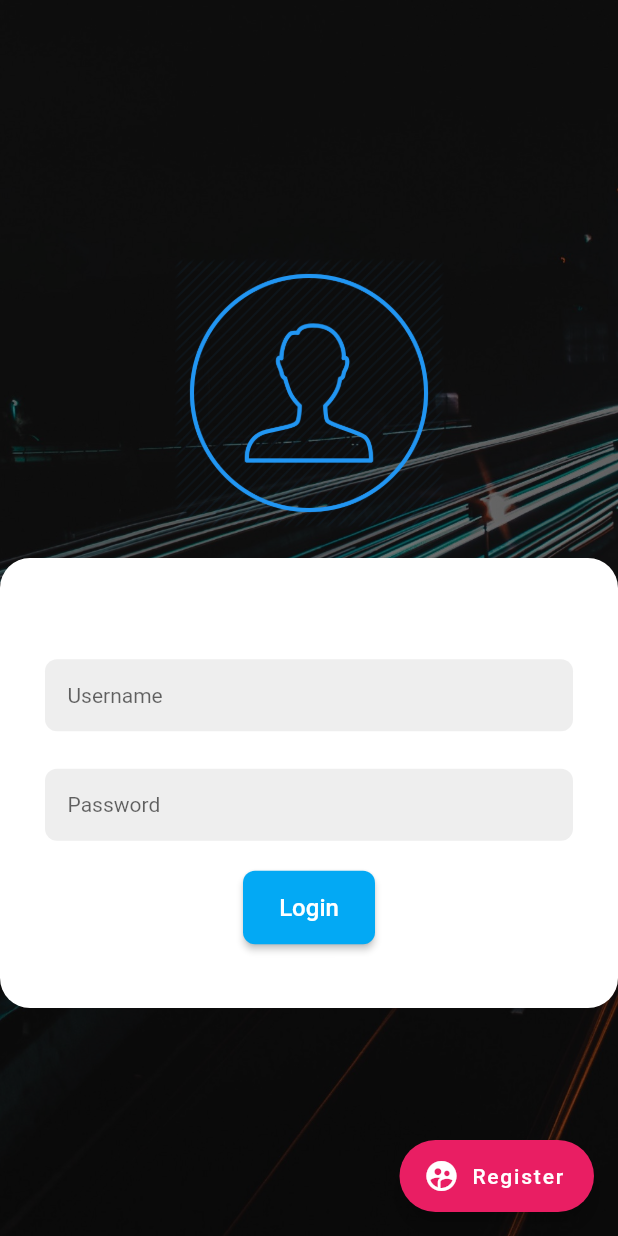
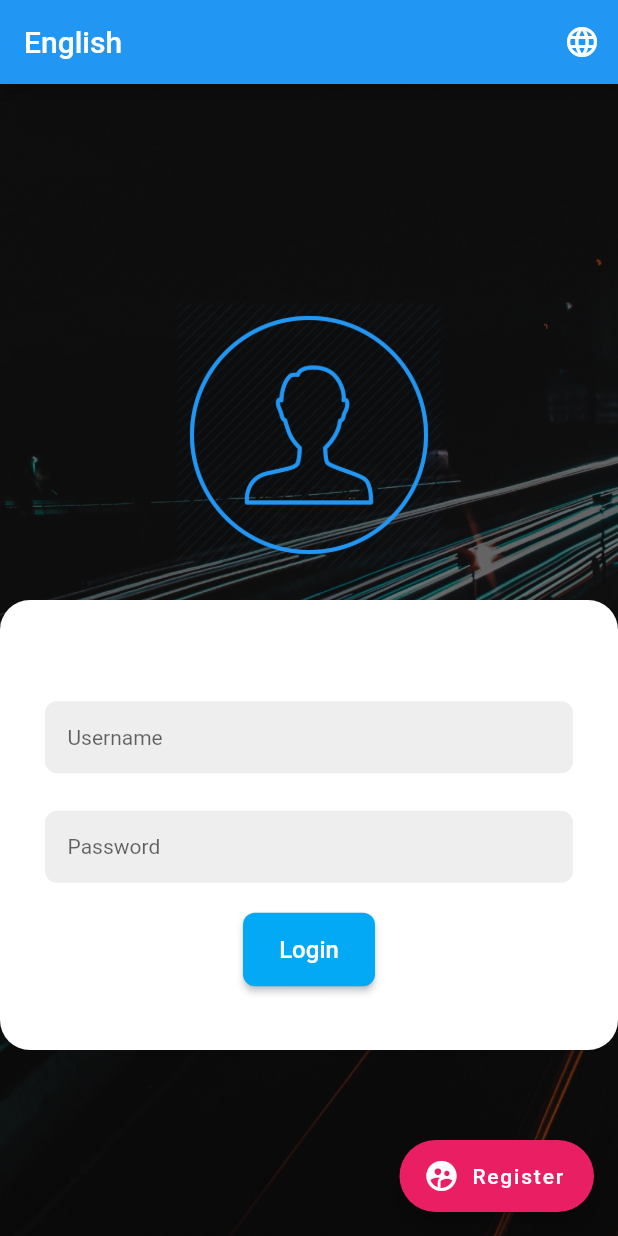
Before and after one commit to hvannak/gpstrackingplan, a Flutter app: the screen it shows after launch, on a phone screen of 412 x 824 dp. Run offline on Flutter 3.47's test engine with Material 2 defaults, Android fonts, the phone set to English and light mode, and no system bars; our stand-ins replace auto_size_text, camera, connectivity, geolocator, google_maps_flutter, shared_preferences and 1 more; accounts and stored records are empty.

Commit message:
add translate on homepage

```diff
--- a/lib/addsaleorder.dart
+++ b/lib/addsaleorder.dart
@@ -1,5 +1,3 @@
-
-import 'dart:convert';
 
 import 'package:auto_size_text/auto_size_text.dart';
 import 'package:flutter/material.dart';
--- /dev/null
+++ b/lib/app_localizations.dart
@@ -0,0 +1,33 @@
+
+import 'dart:async';
+import 'dart:convert';
+import 'dart:ui';
+import 'package:flutter/material.dart';
+import 'package:flutter/services.dart' show rootBundle;
+
+class AppLocalizations {
+  Locale locale;
+  static Map<dynamic, dynamic> _localisedValues;
+
+  AppLocalizations(Locale locale) {
+    this.locale = locale;
+  }
+
+  static AppLocalizations of(BuildContext context) {
+    return Localizations.of<AppLocalizations>(context, AppLocalizations);
+  }
+
+  static Future<AppLocalizations> load(Locale locale) async {
+    AppLocalizations appTranslations = AppLocalizations(locale);
+    String jsonContent =
+    await rootBundle.loadString('lang/${locale.languageCode}.json');
+    _localisedValues = json.decode(jsonContent);
+    return appTranslations;
+  }
+
+  get currentLanguage => locale.languageCode;
+
+  String translate(String key) {
+    return _localisedValues[key] ?? "$key not found";
+  }
+}
--- /dev/null
+++ b/lib/app_translations_delegate.dart
@@ -0,0 +1,26 @@
+import 'dart:async';
+import 'package:flutter/material.dart';
+
+import 'app_localizations.dart';
+import 'application.dart';
+
+class AppTranslationsDelegate extends LocalizationsDelegate<AppLocalizations> {
+  final Locale newLocale;
+
+  const AppTranslationsDelegate({this.newLocale});
+
+  @override
+  bool isSupported(Locale locale) {
+    return application.supportedLanguagesCodes.contains(locale.languageCode);
+  }
+
+  @override
+  Future<AppLocalizations> load(Locale locale) {
+    return AppLocalizations.load(newLocale ?? locale);
+  }
+
+  @override
+  bool shouldReload(LocalizationsDelegate<AppLocalizations> old) {
+    return false;
+  }
+}
--- a/lib/main.dart
+++ b/lib/main.dart
@@ -1,28 +1,61 @@
 import 'dart:convert';
 import 'package:flutter/material.dart';
+import 'package:flutter_localizations/flutter_localizations.dart';
+import 'package:gpstrackingplan/app_localizations.dart';
+import 'package:gpstrackingplan/application.dart';
 import 'package:gpstrackingplan/appsetting.dart';
 import 'package:gpstrackingplan/helpers/apiHelper%20.dart';
 import 'package:gpstrackingplan/register.dart';
 import 'package:gpstrackingplan/waitingdialog.dart';
 import 'package:shared_preferences/shared_preferences.dart';
+import 'app_translations_delegate.dart';
 import 'dashboard.dart';
 
 import 'helpers/database_helper.dart';
 import 'models/userprofile.dart';
 
-void main() => runApp(MyApp());
+Future<Null> main() async {
+  runApp(new MyApp());
+}
 
-class MyApp extends StatelessWidget {
+class MyApp extends StatefulWidget {
+  @override
+  MyAppState createState() {
+    return new MyAppState();
+  }
+}
+
+class MyAppState extends State<MyApp> {
+  AppTranslationsDelegate _newLocaleDelegate;
+
+  @override
+  void initState() {
+    super.initState();
+    _newLocaleDelegate = AppTranslationsDelegate(newLocale: null);
+    application.onLocaleChanged = onLocaleChange;
+  }
+
   @override
   Widget build(BuildContext context) {
     return MaterialApp(
       debugShowCheckedModeBanner: false,
-      title: 'Flutter Demo',
-      theme: ThemeData(
-        primarySwatch: Colors.blue,
-      ),
-      home: MyHomePage(title: 'Flutter Demo Home Page'),
+      home: MyHomePage(title: 'Main Page'),
+      localizationsDelegates: [
+        _newLocaleDelegate,
+        GlobalMaterialLocalizations.delegate,
+        GlobalWidgetsLocalizations.delegate,
+      ],
+      supportedLocales: [
+        const Locale('en', 'US'),
+        const Locale('km', 'KH'),
+      ],
     );
+  }
+
+  void onLocaleChange(Locale locale) {
+    setState(() {
+      _newLocaleDelegate = AppTranslationsDelegate(newLocale: locale);
+    });
   }
 }
 
@@ -40,6 +73,16 @@ class _MyHomePageState extends State<MyHomePage> {
   final _username = TextEditingController();
   final _password = TextEditingController();
   ApiHelper _apiHelper;
+  static final List<String> languagesList = application.supportedLanguages;
+  static final List<String> languageCodesList =
+      application.supportedLanguagesCodes;
+
+  final Map<dynamic, dynamic> languagesMap = {
+    languagesList[0]: languageCodesList[0],
+    languagesList[1]: languageCodesList[1],
+  };
+
+  String label = languagesList[0];
 
   _setAppSetting(
       String token, String fullname, String linkedCustomerID, String iD) async {
@@ -57,6 +100,22 @@ class _MyHomePageState extends State<MyHomePage> {
     setState(() {
       _apiHelper = ApiHelper(prefs);
     });
+  }
+
+  _loadlanguage() async{
+    SharedPreferences prefs = await SharedPreferences.getInstance();
+    String languagecode = (prefs.getString('language') ?? '');
+    setState(() {
+       if(languagecode == ''){
+         label = 'English';
+         languagecode = 'en';
+       }
+       else{
+         label = languagecode;
+         languagecode = (languagecode == 'English' ? 'en' : 'km');
+       }
+    });
+   await onLocaleChange(Locale(languagecode));
   }
 
   fetchPostOnline() async {
@@ -138,15 +197,62 @@ class _MyHomePageState extends State<MyHomePage> {
     }
   }
 
+  Future<void> onLocaleChange(Locale locale) async {
+    var currentLang = await AppLocalizations.load(locale);
+    setState(() {
+      currentLang.currentLanguage;
+    });
+  }
+  void _select(String language) async{
+    final SharedPreferences prefs = await  SharedPreferences.getInstance();
+    print("language== "+language);
+    onLocaleChange(Locale(languagesMap[language]));
+
+    setState(() {
+      label = "English";
+      prefs.setString('language', language);
+      if (language == "English") {
+        label = "English";
+      } else {
+        label = language;
+      }
+    });
+  }
+
   @override
   void initState() {
     super.initState();
     _loadSetting();
+     _loadlanguage();
   }
 
   @override
   Widget build(BuildContext context) {
-    return Scaffold(
+    return WillPopScope(
+      onWillPop: () => Future.value(false),
+      child: Scaffold(
+      appBar: new AppBar(
+          automaticallyImplyLeading:false,
+          title: new Text(
+            label,
+            style: new TextStyle(color: Colors.white),
+          ),
+          actions: <Widget>[
+            PopupMenuButton<String>(
+              onSelected: _select,
+              icon: new Icon(Icons.language, color: Colors.white),
+              itemBuilder: (BuildContext context) {
+                return languagesList
+                    .map<PopupMenuItem<String>>((String choice) {
+                  return PopupMenuItem<String>(
+                    value: choice,
+                    child: Text(choice),
+                  );
+                }).toList();
+              },
+            ),
+          ],
+        ),
         resizeToAvoidBottomPadding: false,
         key: _globalKey,
         floatingActionButton: FloatingActionButton.extended(
@@ -154,7 +260,8 @@ class _MyHomePageState extends State<MyHomePage> {
             Navigator.push(
                 context, MaterialPageRoute(builder: (context) => Register()));
           },
-          label: Text('Register'),
+          // label: Text('Register'),
+          label:Text(AppLocalizations.of(context).translate('register')),
           icon: Icon(Icons.supervised_user_circle),
           backgroundColor: Colors.pink,
         ),
@@ -164,9 +271,9 @@ class _MyHomePageState extends State<MyHomePage> {
               child: orientation == Orientation.portrait
                   ? _veticalLayout()
                   : _horizontalLayout());
-        }));
+        }))
+    );
   }
-
   _veticalLayout() {
     return Stack(
       fit: StackFit.expand,
@@ -219,13 +326,13 @@ class _MyHomePageState extends State<MyHomePage> {
                                   child: TextFormField(
                                     controller: _username,
                                     validator: (val) => val.isEmpty
-                                        ? "Username is required"
+                                        ? AppLocalizations.of(context).translate('username_required')
                                         : null,
                                     autocorrect: false,
                                     autofocus: false,
                                     style: TextStyle(fontSize: 14.0),
                                     decoration: InputDecoration(
-                                      hintText: "Username",
+                                      hintText: AppLocalizations.of(context).translate('username'),
                                       border: OutlineInputBorder(
                                           borderRadius:
                                               BorderRadius.circular(8),
@@ -241,13 +348,13 @@ class _MyHomePageState extends State<MyHomePage> {
                               TextFormField(
                                 controller: _password,
                                 validator: (val) =>
-                                    val.isEmpty ? "Password is required" : null,
+                                    val.isEmpty ? AppLocalizations.of(context).translate('password_required')  : null,
                                 autocorrect: false,
                                 autofocus: false,
                                 obscureText: true,
                                 style: TextStyle(fontSize: 14.0),
                                 decoration: InputDecoration(
-                                    hintText: "Password",
+                                    hintText: AppLocalizations.of(context).translate('password'),
                                     border: OutlineInputBorder(
                                           borderRadius:
                                               BorderRadius.circular(8),
@@ -283,7 +390,7 @@ class _MyHomePageState extends State<MyHomePage> {
                                             }
                                           },
                                           child: Text(
-                                            'Login',
+                                            AppLocalizations.of(context).translate('login'),
                                             style: TextStyle(fontSize: 16.0, color: Colors.white),
                                           ),
                                         ),
@@ -357,13 +464,13 @@ class _MyHomePageState extends State<MyHomePage> {
                                   child: TextFormField(
                                     controller: _username,
                                     validator: (val) => val.isEmpty
-                                        ? "Username is required"
+                                        ? AppLocalizations.of(context).translate('username')
                                         : null,
                                     autocorrect: false,
                                     autofocus: false,
                                     style: TextStyle(fontSize: 14.0),
                                     decoration: InputDecoration(
-                                      hintText: "Username",
+                                      hintText: AppLocalizations.of(context).translate('username'),
                                       border: InputBorder.none,
                                       filled: true,
                                       fillColor: Colors.grey[200],
@@ -373,13 +480,13 @@ class _MyHomePageState extends State<MyHomePage> {
                               TextFormField(
                                 controller: _password,
                                 validator: (val) =>
-                                    val.isEmpty ? "Password is required" : null,
+                                    val.isEmpty ? AppLocalizations.of(context).translate('password_required') : null,
                                 autocorrect: false,
                                 autofocus: false,
                                 obscureText: true,
                                 style: TextStyle(fontSize: 14.0),
                                 decoration: InputDecoration(
-                                    hintText: "Password",
+                                    hintText: AppLocalizations.of(context).translate('password'),
                                     border: InputBorder.none,
                                     filled: true,
                                     fillColor: Colors.grey[200],
@@ -402,7 +509,7 @@ class _MyHomePageState extends State<MyHomePage> {
                                             }
                                           },
                                           child: Text(
-                                            'Login',
+                                            AppLocalizations.of(context).translate('login'),
                                             style: TextStyle(fontSize: 14.0),
                                           ),
                                         ),
```
Also changed, not shown: lang/en.json (added, +54 -0 lines), lang/km.json (added, +54 -0 lines), lib/application.dart (added, +27 -0 lines), pubspec.yaml (+6 -2 lines), pubspec.lock.
